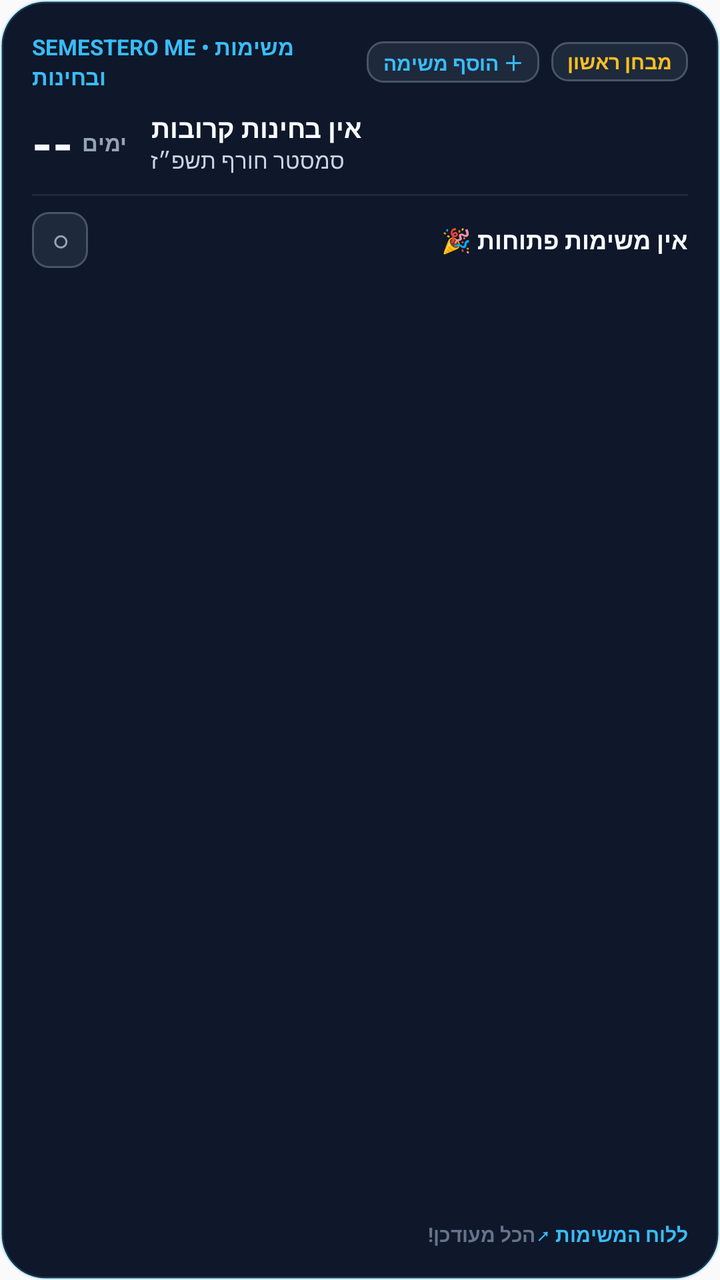
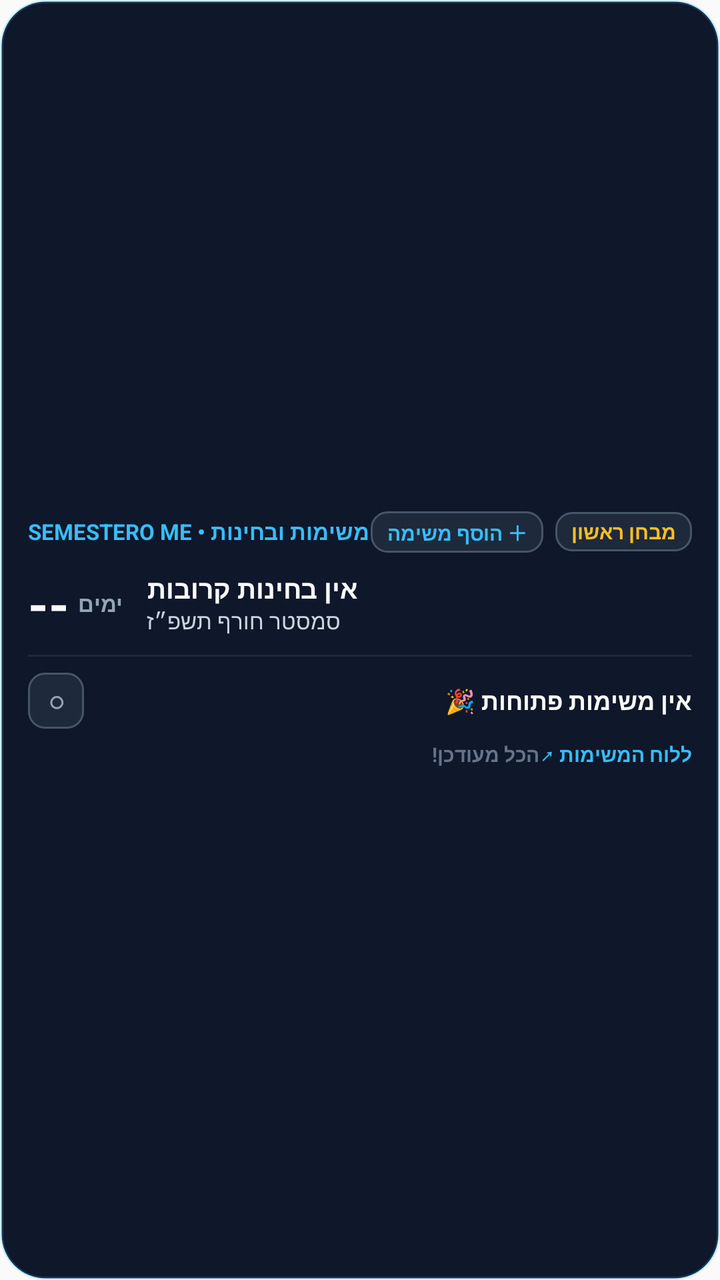

The first picture is an Android layout as it rendered before a commit; the second is the same layout after the commit. The layout source and the unified diff follow.
<!-- AndroidManifest.xml: application theme AppTheme -->
<!-- res/layout/widget_tasks_exam.xml -->
<?xml version="1.0" encoding="utf-8"?>
<LinearLayout xmlns:android="http://schemas.android.com/apk/res/android"
    android:id="@+id/widget_tasks_root"
    android:layout_width="match_parent"
    android:layout_height="match_parent"
    android:background="@drawable/widget_card_bg"
    android:orientation="vertical"
    android:padding="16dp">

    
    <LinearLayout
        android:layout_width="match_parent"
        android:layout_height="wrap_content"
        android:orientation="horizontal"
        android:gravity="center_vertical">

        <TextView
            android:layout_width="0dp"
            android:layout_height="wrap_content"
            android:layout_weight="1"
            android:text="SEMESTERO ME • משימות ובחינות"
            android:textColor="#38bdf8"
            android:textSize="11sp"
            android:textStyle="bold" />

        <TextView
            android:id="@+id/btn_widget_add_task"
            android:layout_width="wrap_content"
            android:layout_height="wrap_content"
            android:layout_marginEnd="6dp"
            android:background="@drawable/widget_badge_bg"
            android:paddingLeft="8dp"
            android:paddingRight="8dp"
            android:paddingTop="3dp"
            android:paddingBottom="3dp"
            android:text="＋ הוסף משימה"
            android:textColor="#38bdf8"
            android:textSize="10sp"
            android:textStyle="bold" />

        <TextView
            android:id="@+id/widget_exam_countdown_badge"
            android:layout_width="wrap_content"
            android:layout_height="wrap_content"
            android:background="@drawable/widget_badge_bg"
            android:paddingLeft="8dp"
            android:paddingRight="8dp"
            android:paddingTop="3dp"
            android:paddingBottom="3dp"
            android:text="מבחן ראשון"
            android:textColor="#fbbf24"
            android:textSize="10sp"
            android:textStyle="bold" />
    </LinearLayout>

    
    <LinearLayout
        android:layout_width="match_parent"
        android:layout_height="wrap_content"
        android:layout_marginTop="8dp"
        android:orientation="horizontal"
        android:gravity="center_vertical">

        <TextView
            android:id="@+id/widget_exam_huge_days"
            android:layout_width="wrap_content"
            android:layout_height="wrap_content"
            android:text="--"
            android:textColor="#f8fafc"
            android:textSize="26sp"
            android:textStyle="bold" />

        <TextView
            android:layout_width="wrap_content"
            android:layout_height="wrap_content"
            android:layout_marginStart="4dp"
            android:text="ימים"
            android:textColor="#94a3b8"
            android:textSize="11sp"
            android:textStyle="bold" />

        <LinearLayout
            android:layout_width="0dp"
            android:layout_height="wrap_content"
            android:layout_weight="1"
            android:layout_marginStart="12dp"
            android:orientation="vertical">

            <TextView
                android:id="@+id/widget_exam_title"
                android:layout_width="wrap_content"
                android:layout_height="wrap_content"
                android:text="אין בחינות קרובות"
                android:textColor="#f8fafc"
                android:textSize="13sp"
                android:textStyle="bold"
                android:maxLines="1"
                android:ellipsize="end" />

            <TextView
                android:id="@+id/widget_exam_sub"
                android:layout_width="wrap_content"
                android:layout_height="wrap_content"
                android:text="סמסטר חורף תשפ״ז"
                android:textColor="#cbd5e1"
                android:textSize="11sp" />
        </LinearLayout>
    </LinearLayout>

    
    <FrameLayout
        android:layout_width="match_parent"
        android:layout_height="1dp"
        android:layout_marginTop="8dp"
        android:layout_marginBottom="8dp"
        android:background="#1e293b" />

    
    <LinearLayout
        android:layout_width="match_parent"
        android:layout_height="wrap_content"
        android:orientation="vertical">

        
        <LinearLayout
            android:id="@+id/widget_task_row_1"
            android:layout_width="match_parent"
            android:layout_height="wrap_content"
            android:gravity="center_vertical"
            android:orientation="horizontal">

            <TextView
                android:id="@+id/btn_complete_task_1"
                android:layout_width="28dp"
                android:layout_height="28dp"
                android:background="@drawable/widget_badge_bg"
                android:gravity="center"
                android:text="○"
                android:textColor="#94a3b8"
                android:textSize="14sp"
                android:textStyle="bold" />

            <TextView
                android:id="@+id/widget_task_item_1"
                android:layout_width="0dp"
                android:layout_height="wrap_content"
                android:layout_weight="1"
                android:layout_marginLeft="8dp"
                android:text="אין משימות פתוחות 🎉"
                android:textColor="#f8fafc"
                android:textSize="12sp"
                android:textStyle="bold"
                android:maxLines="1"
                android:ellipsize="end" />
        </LinearLayout>

        
        <LinearLayout
            android:id="@+id/widget_task_row_2"
            android:layout_width="match_parent"
            android:layout_height="wrap_content"
            android:layout_marginTop="6dp"
            android:visibility="gone"
            android:gravity="center_vertical"
            android:orientation="horizontal">

            <TextView
                android:id="@+id/btn_complete_task_2"
                android:layout_width="28dp"
                android:layout_height="28dp"
                android:background="@drawable/widget_badge_bg"
                android:gravity="center"
                android:text="○"
                android:textColor="#94a3b8"
                android:textSize="14sp"
                android:textStyle="bold" />

            <TextView
                android:id="@+id/widget_task_item_2"
                android:layout_width="0dp"
                android:layout_height="wrap_content"
                android:layout_weight="1"
                android:layout_marginLeft="8dp"
                android:text=""
                android:textColor="#94a3b8"
                android:textSize="11sp"
                android:maxLines="1"
                android:ellipsize="end" />
        </LinearLayout>
    </LinearLayout>

    
    <FrameLayout
        android:layout_width="match_parent"
        android:layout_height="0dp"
        android:layout_weight="1" />

    
    <LinearLayout
        android:layout_width="match_parent"
        android:layout_height="wrap_content"
        android:orientation="horizontal"
        android:gravity="center_vertical">

        <TextView
            android:id="@+id/widget_tasks_count_summary"
            android:layout_width="0dp"
            android:layout_height="wrap_content"
            android:layout_weight="1"
            android:text="הכל מעודכן!"
            android:textColor="#64748b"
            android:textSize="10sp"
            android:textStyle="bold" />

        <TextView
            android:layout_width="wrap_content"
            android:layout_height="wrap_content"
            android:text="ללוח המשימות ↗"
            android:textColor="#38bdf8"
            android:textSize="10sp"
            android:textStyle="bold" />
    </LinearLayout>
</LinearLayout>
<!-- resources referenced by this layout -->
<resources>
  <!-- drawable widget_badge_bg (drawable) -->
  <?xml version="1.0" encoding="utf-8"?>
  <shape xmlns:android="http://schemas.android.com/apk/res/android"
      android:shape="rectangle">
      <solid android:color="#1e293b" />
      <corners android:radius="8dp" />
      <stroke
          android:width="1dp"
          android:color="#475569" />
  </shape>
  <!-- drawable widget_card_bg (drawable) -->
  <?xml version="1.0" encoding="utf-8"?>
  <shape xmlns:android="http://schemas.android.com/apk/res/android"
      android:shape="rectangle">
      <solid android:color="#0f172a" />
      <corners android:radius="22dp" />
      <stroke
          android:width="1.5dp"
          android:color="#3338bdf8" />
  </shape>
  <style name="AppTheme" parent="Theme.AppCompat.Light.DarkActionBar">
          
          <item name="colorPrimary">@color/colorPrimary</item>
          <item name="colorPrimaryDark">@color/colorPrimaryDark</item>
          <item name="colorAccent">@color/colorAccent</item>
      </style>
</resources>

<!-- the commit's change to res/layout/widget_tasks_exam.xml (unified diff, before → after) -->
@@ -5,7 +5,8 @@
     android:layout_height="match_parent"
     android:background="@drawable/widget_card_bg"
     android:orientation="vertical"
-    android:padding="16dp">
+    android:gravity="center_vertical"
+    android:padding="14dp">
 
     
     <LinearLayout
@@ -192,8 +193,7 @@
     
     <FrameLayout
         android:layout_width="match_parent"
-        android:layout_height="0dp"
-        android:layout_weight="1" />
+        android:layout_height="6dp" />
 
     
     <LinearLayout
